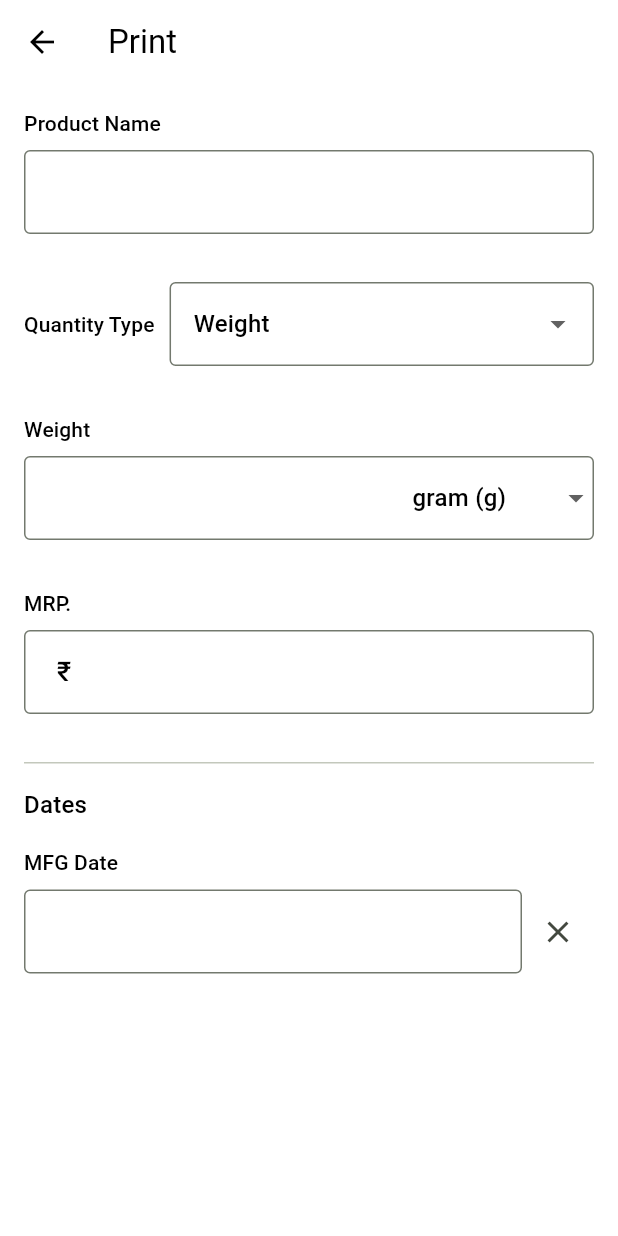
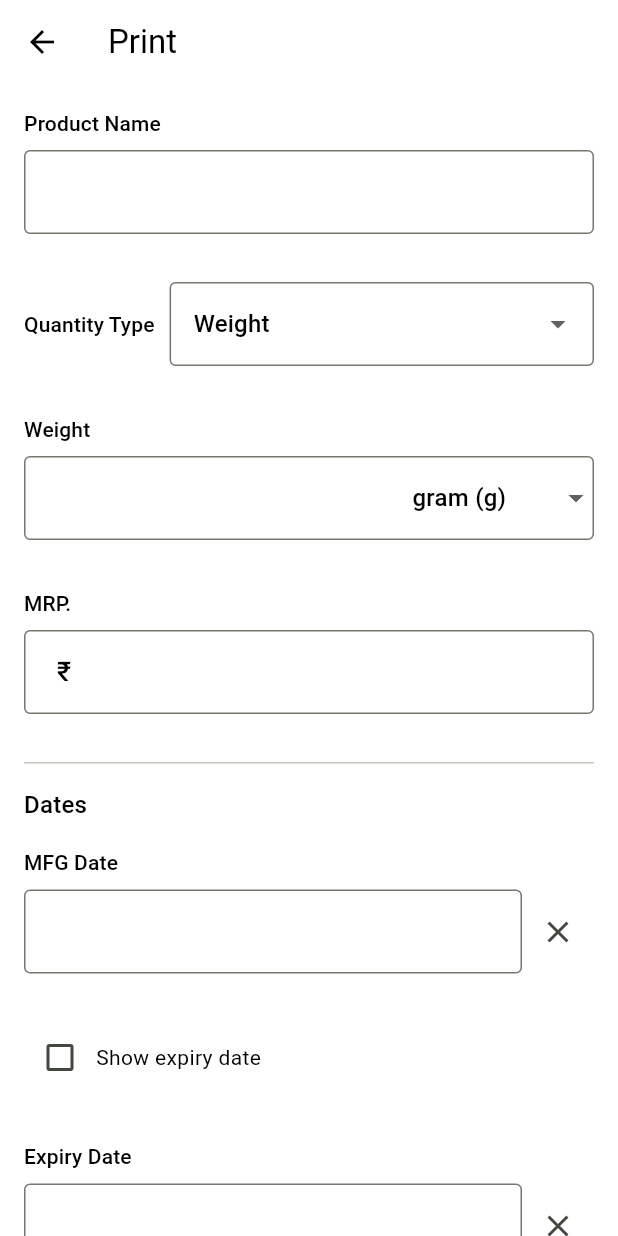
Before and after one commit to sarangnx/label_printer, a Flutter app: the screen it shows after launch, after a tap on an icon or button, on a phone screen of 412 x 824 dp. Run offline on Flutter 3.47's test engine with Material 3 defaults, Android fonts, the phone set to English and light mode, and no system bars; our stand-ins replace flex_color_scheme.

Commit message:
feat: added expiry date and print button

```diff
--- a/lib/pages/print_form.dart
+++ b/lib/pages/print_form.dart
@@ -44,25 +44,25 @@ class PrinterForm extends State<_PrintForm> {
   String _quantityType = 'Weight';
   String? _selectedUnit = 'g';
   DateTime? _mfgDateTime = DateTime.now();
+  DateTime? _expiryDateTime = DateTime.now().add(Duration(days: 45));
+  bool _showExpiryDate = false;
 
   final TextEditingController _productName = TextEditingController();
   final TextEditingController _quantity = TextEditingController();
   final TextEditingController _mrp = TextEditingController();
   final TextEditingController _mfgDate = TextEditingController();
+  final TextEditingController _expiryDate = TextEditingController();
 
   final FocusNode _productNameFocus = FocusNode();
-  final FocusNode _quantityFocus = FocusNode();
   final FocusNode _mrpFocus = FocusNode();
-  final FocusNode _mfgDateFocus = FocusNode();
 
   // Date picker for first date field
   Future<void> _selectMfgDate(BuildContext context) async {
-    // FocusScope.of(context).unfocus();
     FocusScope.of(context).requestFocus(FocusNode());
 
     final DateTime? picked = await showDatePicker(
       context: context,
-      initialDate: DateTime.now(),
+      initialDate: _mfgDateTime ?? DateTime.now(),
       firstDate: DateTime(2015, 8),
       lastDate: DateTime(2101),
     );
@@ -71,6 +71,24 @@ class PrinterForm extends State<_PrintForm> {
       setState(() {
         _mfgDateTime = picked;
         _mfgDate.value = TextEditingValue(text: DateFormat('d MMMM y').format(picked));
+      });
+    }
+  }
+
+  Future<void> _selectExpiryDate(BuildContext context) async {
+    FocusScope.of(context).requestFocus(FocusNode());
+
+    final DateTime? picked = await showDatePicker(
+      context: context,
+      initialDate: _expiryDateTime ?? DateTime.now(),
+      firstDate: DateTime(2015, 8),
+      lastDate: DateTime(2101),
+    );
+
+    if (picked != null) {
+      setState(() {
+        _expiryDateTime = picked;
+        _expiryDate.value = TextEditingValue(text: DateFormat('d MMMM y').format(picked));
       });
     }
   }
@@ -244,11 +262,7 @@ class PrinterForm extends State<_PrintForm> {
                             _selectMfgDate(context);
                           },
                           child: AbsorbPointer(
-                            child: TextFormField(
-                              focusNode: _mfgDateFocus,
-                              onChanged: (value) => setState(() {}),
-                              controller: _mfgDate,
-                            ),
+                            child: TextFormField(onChanged: (value) => setState(() {}), controller: _mfgDate),
                           ),
                         ),
                       ),
@@ -266,6 +280,87 @@ class PrinterForm extends State<_PrintForm> {
                 ],
               ),
             ),
+
+            Padding(
+              padding: const EdgeInsets.all(16.0),
+              child: Row(
+                children: [
+                  Checkbox(
+                    value: _showExpiryDate,
+                    onChanged: (value) {
+                      setState(() {
+                        _showExpiryDate = value!;
+                      });
+                    },
+                  ),
+                  Text('Show expiry date'),
+                ],
+              ),
+            ),
+
+            Padding(
+              padding: const EdgeInsets.all(16.0),
+              child: Column(
+                crossAxisAlignment: CrossAxisAlignment.start,
+                spacing: 8,
+                children: [
+                  Text('Expiry Date', style: Theme.of(context).textTheme.labelLarge),
+                  Row(
+                    children: [
+                      Expanded(
+                        child: GestureDetector(
+                          onTap: () {
+                            _selectExpiryDate(context);
+                          },
+                          child: AbsorbPointer(
+                            child: TextFormField(onChanged: (value) => setState(() {}), controller: _expiryDate),
+                          ),
+                        ),
+                      ),
+                      IconButton(
+                        icon: const Icon(Icons.clear),
+                        onPressed: () {
+                          setState(() {
+                            _expiryDate.clear(); // Clear the date
+                            _expiryDateTime = null; // Reset the selected date
+                          });
+                        },
+                      ),
+                    ],
+                  ),
+                ],
+              ),
+            ),
+
+            Padding(
+              padding: const EdgeInsets.all(16.0),
+              child: Row(
+                mainAxisAlignment: MainAxisAlignment.center,
+                mainAxisSize: MainAxisSize.max,
+                children: [
+                  Expanded(
+                    child: FilledButton(
+                      style: Theme.of(context).filledButtonTheme.style!.copyWith(
+                        padding: const WidgetStatePropertyAll(EdgeInsets.symmetric(vertical: 16)),
+                      ),
+                      onPressed: () {
+                        if (_formKey.currentState!.validate()) {
+                          // Handle the print action here
+                        }
+                      },
+                      child: Row(
+                        mainAxisAlignment: MainAxisAlignment.center,
+                        spacing: 10,
+                        children: [
+                          const Text('Print Label', style: TextStyle(fontSize: 16)),
+                          Icon(Icons.print, size: 20),
+                        ],
+                      ),
+                    ),
+                  ),
+                ],
+              ),
+            ),
           ],
         ),
       ),
```
